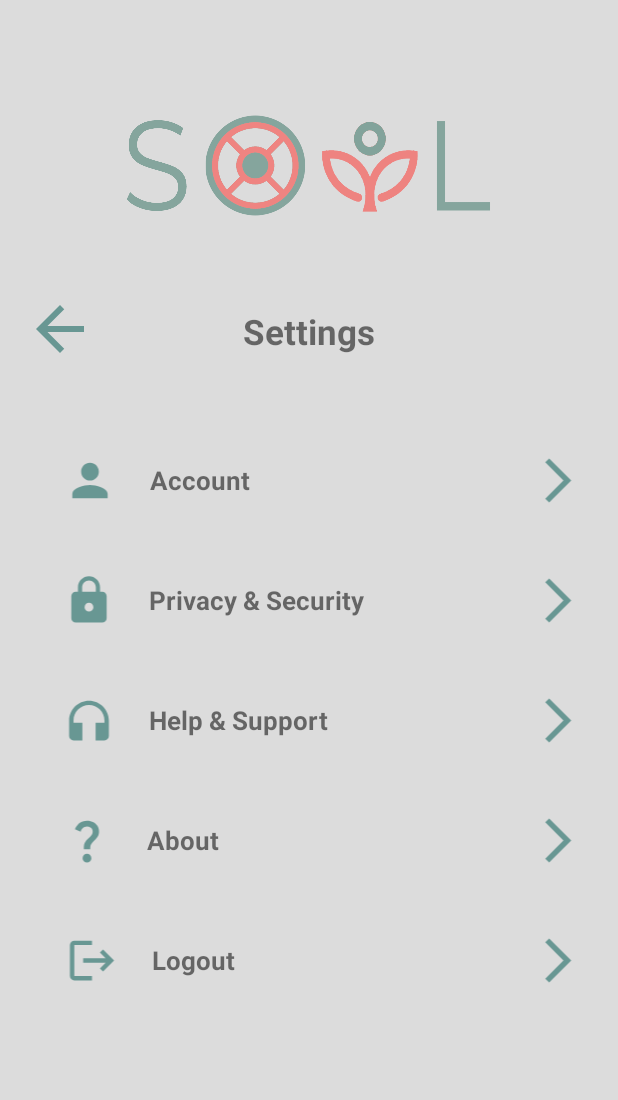
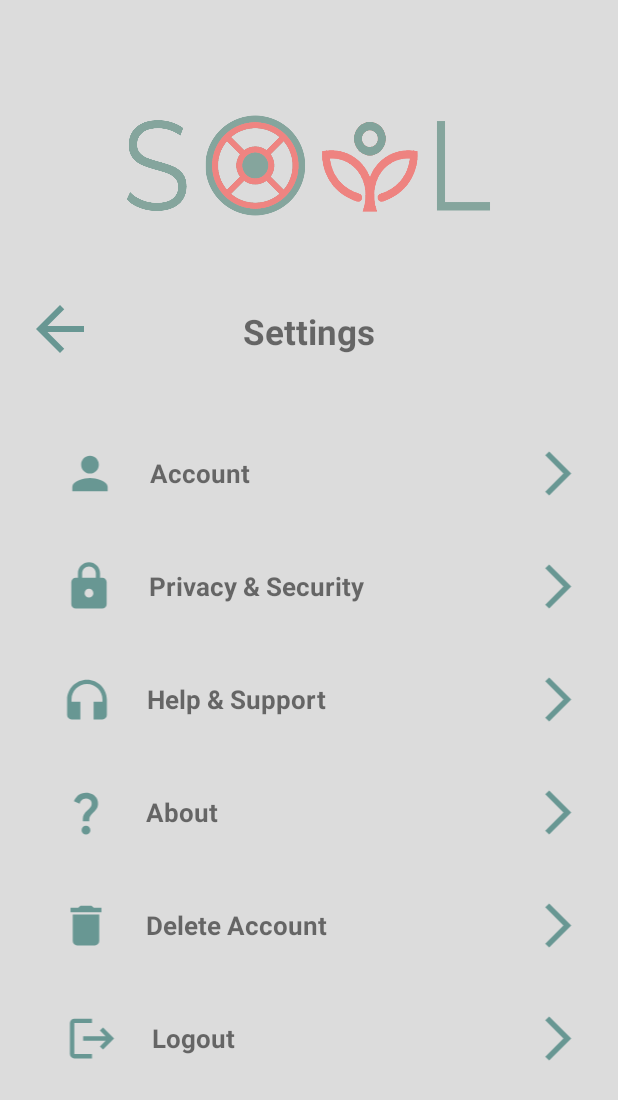
Before and after one commit to SoftMindsKoinsep/SoilApp, an Android app: the settings_page screen opened directly, with no data from a screen before it, on a phone screen of 412 x 824 dp. Shown: the top 1100 px of the screen. Run offline under Robolectric (Android 15) with nearby library versions, the phone set to English and light mode, and no system bars.

```diff
--- /dev/null
+++ b/app/src/main/res/drawable/baseline_delete_24.xml
@@ -0,0 +1,5 @@
+<vector android:height="24dp" android:tint="#689793"
+    android:viewportHeight="24" android:viewportWidth="24"
+    android:width="24dp" xmlns:android="http://schemas.android.com/apk/res/android">
+    <path android:fillColor="@android:color/white" android:pathData="M6,19c0,1.1 0.9,2 2,2h8c1.1,0 2,-0.9 2,-2V7H6v12zM19,4h-3.5l-1,-1h-5l-1,1H5v2h14V4z"/>
+</vector>
--- a/app/src/main/res/layout/activity_settings_page.xml
+++ b/app/src/main/res/layout/activity_settings_page.xml
@@ -55,7 +55,7 @@
                 android:id="@+id/accountButton"
                 android:layout_width="match_parent"
                 android:layout_height="50dp"
-                android:layout_marginTop="30dp">
+                android:layout_marginTop="25dp">
 
                 <ImageView
                     android:id="@+id/personIcon"
@@ -91,7 +91,7 @@
                 android:id="@+id/privacy"
                 android:layout_width="match_parent"
                 android:layout_height="50dp"
-                android:layout_marginTop="30dp">
+                android:layout_marginTop="25dp">
 
                 <ImageView
                     android:id="@+id/lock"
@@ -126,14 +126,14 @@
                 android:id="@+id/support"
                 android:layout_width="match_parent"
                 android:layout_height="50dp"
-                android:layout_marginTop="30dp">
+                android:layout_marginTop="25dp">
 
                 <ImageView
                     android:id="@+id/headphones"
                     android:layout_width="40dp"
                     android:layout_height="35dp"
                     android:layout_centerVertical="true"
-                    android:layout_marginStart="19dp"
+                    android:layout_marginStart="18dp"
                     android:contentDescription="headphones"
                     android:src="@drawable/baseline_headphones_24" />
 
@@ -161,14 +161,14 @@
                 android:id="@+id/about"
                 android:layout_width="match_parent"
                 android:layout_height="50dp"
-                android:layout_marginTop="30dp">
+                android:layout_marginTop="25dp">
 
                 <ImageView
                     android:id="@+id/questionMark"
                     android:layout_width="40dp"
                     android:layout_height="35dp"
                     android:layout_centerVertical="true"
-                    android:layout_marginStart="18dp"
+                    android:layout_marginStart="17dp"
                     android:contentDescription="questionMark"
                     android:src="@drawable/baseline_question_mark_24" />
 
@@ -193,10 +193,46 @@
             </RelativeLayout>
 
             <RelativeLayout
+                android:id="@+id/delete_button"
+                android:layout_width="match_parent"
+                android:layout_height="50dp"
+                android:layout_marginTop="25dp">
+
+                <ImageView
+                    android:id="@+id/deleteAccount"
+                    android:layout_width="40dp"
+                    android:layout_height="35dp"
+                    android:layout_alignParentStart="true"
+                    android:layout_centerVertical="true"
+                    android:layout_marginStart="17dp"
+                    android:contentDescription="@string/deleteAccount"
+                    android:src="@drawable/baseline_delete_24" />
+
+
+                <TextView
+                    android:layout_width="wrap_content"
+                    android:layout_height="wrap_content"
+                    android:layout_centerVertical="true"
+                    android:layout_marginStart="20dp"
+                    android:layout_toEndOf="@id/deleteAccount"
+                    android:text="@string/deleteAccount"
+                    android:textSize="17sp"
+                    android:textStyle="bold" />
+
+                <ImageView
+                    android:layout_width="40dp"
+                    android:layout_height="35dp"
+                    android:layout_alignParentEnd="true"
+                    android:layout_centerVertical="true"
+                    android:src="@drawable/baseline_arrow_forward_24" />
+
+            </RelativeLayout>
+
+            <RelativeLayout
                 android:id="@+id/logout_button"
                 android:layout_width="match_parent"
                 android:layout_height="50dp"
-                android:layout_marginTop="30dp">
+                android:layout_marginTop="25dp">
 
                 <ImageView
                     android:id="@+id/logout"
--- a/app/src/main/res/values/strings.xml
+++ b/app/src/main/res/values/strings.xml
@@ -24,5 +24,8 @@
     <string name="logout">Logout</string>
     <string name="title_activity_artificial_shovel">artificial_shovel</string>
     <string name="title_activity_test">test</string>
+    <string name="deleteAccount">Delete Account</string>
+    <string name="confirm">Confirm</string>
+    <string name="cancel">Cancel</string>
 
 </resources>
```
Also changed, not shown: app/src/main/java/eu/soilErasmus/soil/settings_page.java (+56 -12 lines), 1 other file.
